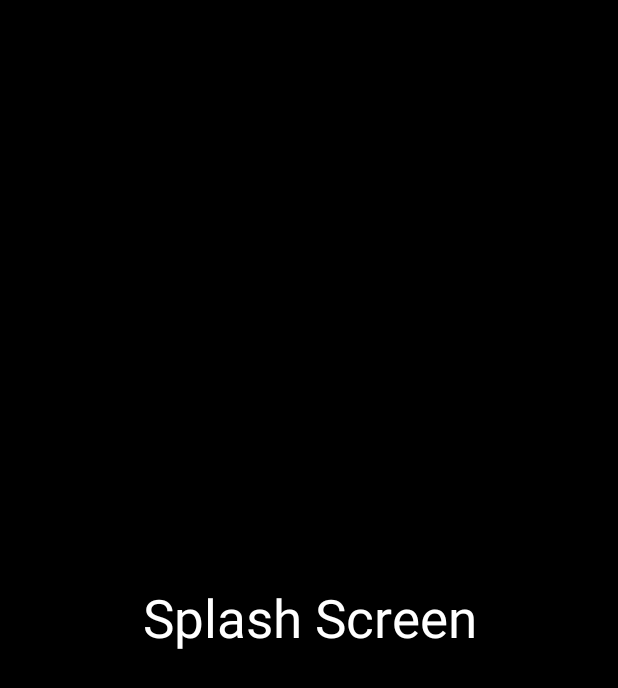
After one commit to NAMONARAYAN/CredAssignmentTask, an Android app: the layout activity_splash.xml on its own in the app's theme, with its tools: preview values and no code run, on a phone screen of 412 x 824 dp. The commit adds this screen. Shown: the top 688 px of the screen. Run offline under Robolectric (Android 15) with nearby library versions, the phone set to English and light mode, and no system bars.

Commit message:
Initial Commit

```diff
--- a/app/src/main/AndroidManifest.xml
+++ b/app/src/main/AndroidManifest.xml
@@ -9,13 +9,16 @@
         android:roundIcon="@mipmap/ic_launcher_round"
         android:supportsRtl="true"
         android:theme="@style/AppTheme">
-        <activity android:name=".MainActivity">
+        <activity android:name=".activity.SplashActivity">
             <intent-filter>
                 <action android:name="android.intent.action.MAIN" />
 
                 <category android:name="android.intent.category.LAUNCHER" />
             </intent-filter>
         </activity>
+
+        <activity android:name=".activity.MainActivity">
+        </activity>
     </application>
 
 </manifest>
--- /dev/null
+++ b/app/src/main/res/layout/activity_splash.xml
@@ -0,0 +1,35 @@
+<?xml version="1.0" encoding="utf-8"?>
+<androidx.constraintlayout.widget.ConstraintLayout xmlns:android="http://schemas.android.com/apk/res/android"
+    xmlns:app="http://schemas.android.com/apk/res-auto"
+    xmlns:tools="http://schemas.android.com/tools"
+    android:layout_width="match_parent"
+    android:layout_height="match_parent"
+    android:background="@color/colorAccent"
+    android:backgroundTint="@color/colorAccent"
+    tools:context=".activity.SplashActivity">
+
+    <LinearLayout
+        android:layout_width="match_parent"
+        android:orientation="horizontal"
+        android:layout_height="match_parent"
+        android:background="@color/colorPrimary"
+        app:layout_constraintBottom_toBottomOf="parent"
+        app:layout_constraintLeft_toLeftOf="parent"
+        app:layout_constraintRight_toRightOf="parent"
+        app:layout_constraintTop_toTopOf="parent" >
+
+
+        <TextView
+            android:layout_width="match_parent"
+            android:layout_gravity="center"
+            android:text="Splash Screen"
+            android:textAlignment="center"
+            android:textStyle="normal"
+            android:textColor="@color/white"
+            android:textSize="35sp"
+            android:layout_height="wrap_content">
+
+        </TextView>
+    </LinearLayout>
+
+</androidx.constraintlayout.widget.ConstraintLayout>
--- a/app/src/main/res/values/colors.xml
+++ b/app/src/main/res/values/colors.xml
@@ -1,6 +1,10 @@
 <?xml version="1.0" encoding="utf-8"?>
 <resources>
-    <color name="colorPrimary">#6200EE</color>
-    <color name="colorPrimaryDark">#3700B3</color>
-    <color name="colorAccent">#03DAC5</color>
+    <color name="colorPrimary">#000000</color>
+    <color name="colorPrimaryDark">#000000</color>
+    <color name="colorAccent">#FFFFFF</color>
+    <color name="white">#FFFFFF</color>
+    <color name="app_primary_shade_one">#fa5757</color>
+    <color name="grey_CE">#CECECE</color>
+    <color name="app_primary_shade_one_dark">#cc5640</color>
 </resources>
--- a/app/src/main/res/values/strings.xml
+++ b/app/src/main/res/values/strings.xml
@@ -1,3 +1,4 @@
 <resources>
     <string name="app_name">CredAssignmentTask</string>
+    <string name="firebase_path" translatable="false">credassignmenttask</string>
 </resources>
--- a/app/src/main/res/values/styles.xml
+++ b/app/src/main/res/values/styles.xml
@@ -1,7 +1,7 @@
 <resources>
 
     <!-- Base application theme. -->
-    <style name="AppTheme" parent="Theme.AppCompat.Light.DarkActionBar">
+    <style name="AppTheme" parent="Theme.AppCompat.Light.NoActionBar">
         <!-- Customize your theme here. -->
         <item name="colorPrimary">@color/colorPrimary</item>
         <item name="colorPrimaryDark">@color/colorPrimaryDark</item>
--- a/build.gradle
+++ b/build.gradle
@@ -10,6 +10,7 @@ buildscript {
     dependencies {
         classpath 'com.android.tools.build:gradle:3.6.2'
         classpath "org.jetbrains.kotlin:kotlin-gradle-plugin:$kotlin_version"
+        classpath 'com.google.gms:google-services:4.3.3'
 
         // NOTE: Do not place your application dependencies here; they belong
         // in the individual module build.gradle files
```
Also changed, not shown: app/build.gradle (+21 -0 lines), app/src/main/java/com/app/credassignmenttask/MainActivity.kt (deleted, +0 -12 lines), app/src/main/java/com/app/credassignmenttask/activity/SplashActivity.kt (added, +20 -0 lines), app/src/main/java/com/app/credassignmenttask/model/UserData.kt (added, +23 -0 lines), app/src/main/res/layout/activity_main.xml (deleted, +0 -18 lines).
